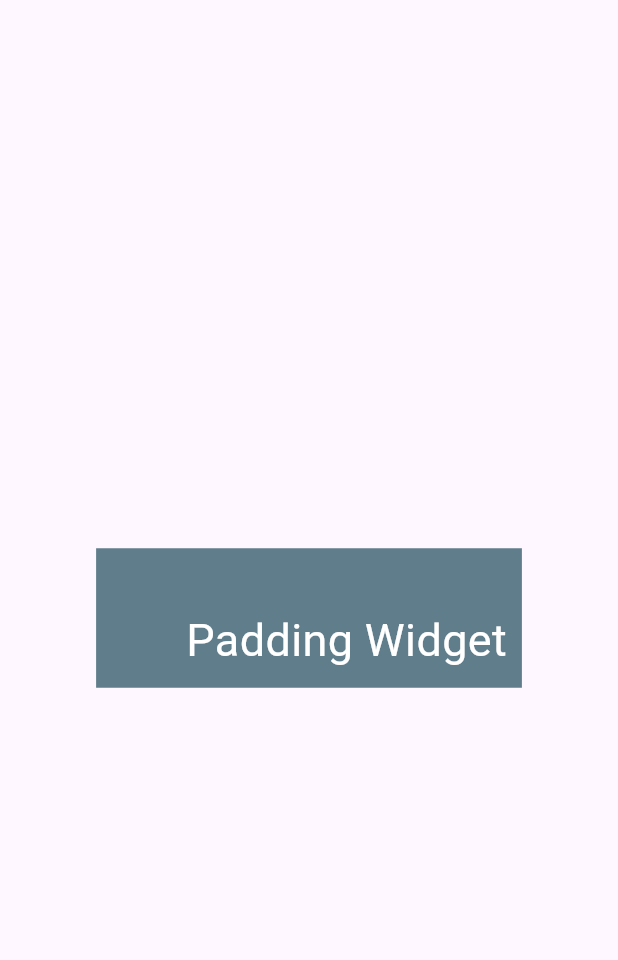
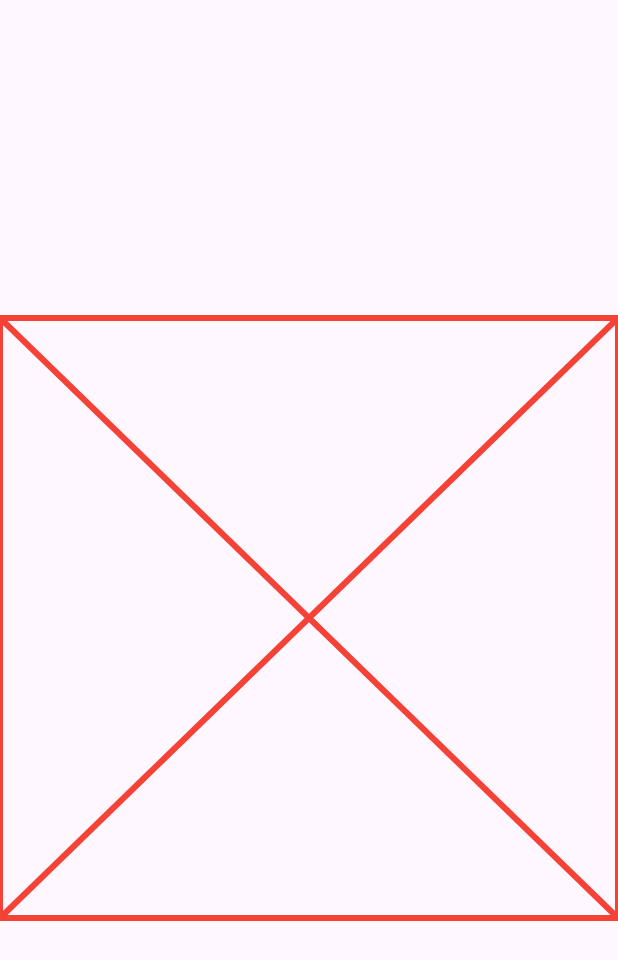
Before and after one commit to buildwithayush/learningWidgetsFlutter, a Flutter app: the screen it shows after launch, on a phone screen of 412 x 824 dp. Shown: the top 960 px of the screen. Run offline on Flutter 3.47's test engine with Material 3 defaults, Android fonts, the phone set to English and light mode, and no system bars.

Commit message:
Learn Placeholder widget

```diff
--- /dev/null
+++ b/lib/basic_widgets/placeholder_widget.dart/placeholder_widget.dart
@@ -0,0 +1,25 @@
+import 'package:flutter/material.dart';
+
+class PlaceholderWidget extends StatelessWidget {
+  const PlaceholderWidget({super.key});
+
+  @override
+  Widget build(BuildContext context) {
+    return Scaffold(
+      body: Center(
+        child: Column(
+          mainAxisAlignment: MainAxisAlignment.center,
+          children: [
+            Placeholder(
+              color: Colors.red,
+              strokeWidth: 4,
+             // fallbackHeight: 200,
+             // fallbackWidth: 100,
+
+            ),
+          ],
+        ),
+      ),
+    );
+  }
+}
--- a/lib/main.dart
+++ b/lib/main.dart
@@ -1,5 +1,5 @@
 import 'package:flutter/material.dart';
-import 'package:widgetsflutter/basic_widgets/padding_widget/padding_widget.dart';
+import 'package:widgetsflutter/basic_widgets/placeholder_widget.dart/placeholder_widget.dart';
 
 
 
@@ -15,7 +15,7 @@ class MyApp extends StatelessWidget {
   Widget build(BuildContext context) {
     return MaterialApp(
       debugShowCheckedModeBanner: false,
-      home: const PaddingWidget(),
+      home: const PlaceholderWidget(),
     );
   }
 }
```
